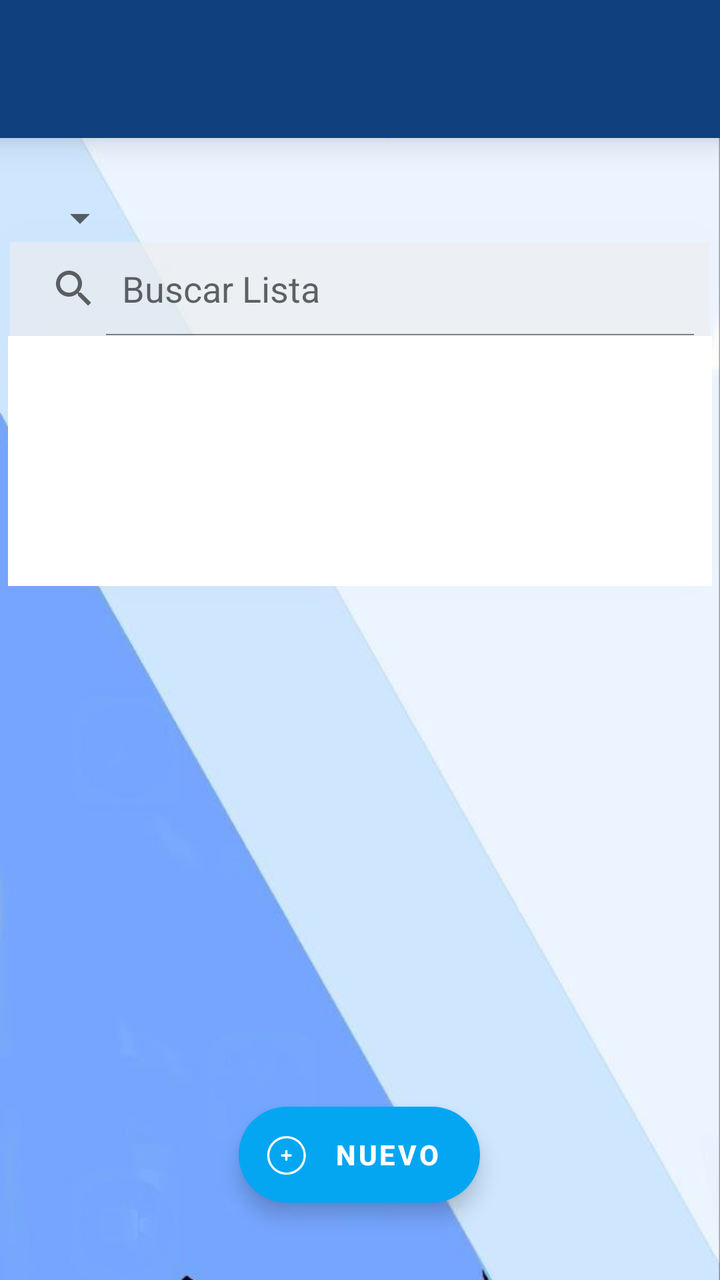
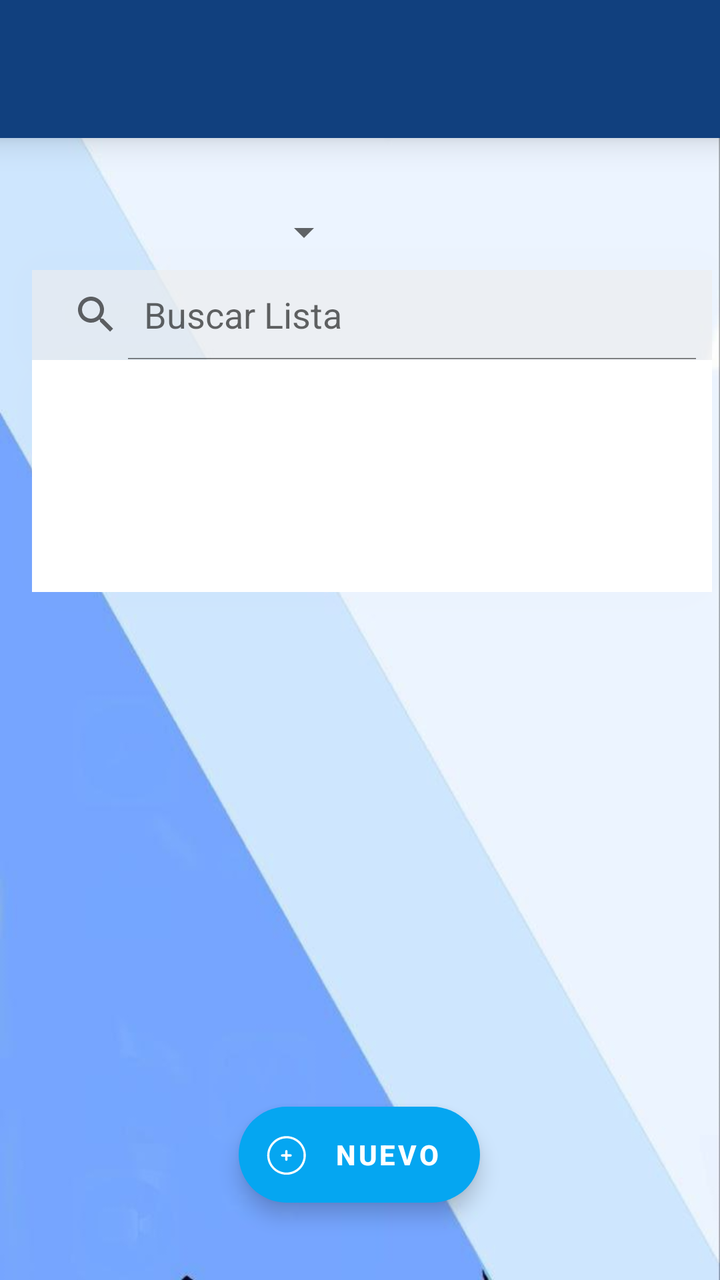

Before-and-after screenshots of an Android layout around one commit, followed by the original layout XML and the change that was made.
<!-- AndroidManifest.xml: application theme Theme.CowData.NoActionBar -->
<!-- res/layout/activity_main.xml -->
<?xml version="1.0" encoding="utf-8"?>
<androidx.constraintlayout.widget.ConstraintLayout xmlns:android="http://schemas.android.com/apk/res/android"
    xmlns:app="http://schemas.android.com/apk/res-auto"
    xmlns:tools="http://schemas.android.com/tools"
    android:id="@+id/container"
    android:layout_width="match_parent"
    android:layout_height="match_parent"
    android:background="@drawable/back_loing">


    <Spinner
        android:id="@+id/spinType"
        android:layout_width="wrap_content"
        android:layout_height="wrap_content"
        android:layout_marginTop="28dp"
        android:clickable="true"
        android:focusable="true"
        android:textSize="@dimen/textViewLong"
        app:layout_constraintStart_toStartOf="@+id/guideline2"
        app:layout_constraintTop_toBottomOf="@+id/my_toolbar"
        tools:ignore="MissingConstraints" />

    <android.widget.SearchView
        android:id="@+id/searchBar"
        android:layout_width="350dp"
        android:layout_height="47dp"
        android:background="@color/text_background"
        android:iconifiedByDefault="false"
        android:queryHint="Buscar Lista"
        android:translationZ="999dp"
        app:layout_constraintEnd_toStartOf="@+id/guideline3"
        app:layout_constraintStart_toStartOf="@+id/guideline2"
        app:layout_constraintTop_toBottomOf="@+id/spinType"
        tools:ignore="MissingConstraints" />


    


    <GridView
        android:id="@+id/gcImg"
        android:layout_width="357dp"
        android:layout_height="483dp"
        android:columnWidth="90dp"
        android:gravity="center"
        android:horizontalSpacing="10dp"
        android:numColumns="1"
        android:stretchMode="columnWidth"
        android:verticalSpacing="10dp"
        app:layout_constraintEnd_toStartOf="@+id/guideline3"
        app:layout_constraintHorizontal_bias="0.569"
        app:layout_constraintStart_toStartOf="@+id/guideline2"
        app:layout_constraintTop_toBottomOf="@+id/searchBar">

    </GridView>

    <androidx.appcompat.widget.Toolbar
        android:id="@+id/my_toolbar"
        android:layout_width="369dp"
        android:layout_height="69dp"
        android:background="?attr/colorPrimary"
        android:elevation="10dp"
        android:popupTheme="@style/ThemeOverlay.AppCompat.Dark"
        android:theme="@style/ThemeOverlay.AppCompat.Dark"
        app:layout_constraintEnd_toStartOf="@+id/guideline3"
        app:layout_constraintStart_toStartOf="@+id/guideline2"
        tools:ignore="MissingConstraints" />

    <androidx.constraintlayout.widget.Guideline
        android:id="@+id/guideline"
        android:layout_width="wrap_content"
        android:layout_height="wrap_content"
        android:orientation="vertical"
        app:layout_constraintGuide_begin="-53dp" />

    <androidx.constraintlayout.widget.Guideline
        android:id="@+id/guideline2"
        android:layout_width="wrap_content"
        android:layout_height="wrap_content"
        android:orientation="vertical"
        app:layout_constraintGuide_begin="16dp" />

    <androidx.constraintlayout.widget.Guideline
        android:id="@+id/guideline3"
        android:layout_width="wrap_content"
        android:layout_height="wrap_content"
        android:orientation="vertical"
        app:layout_constraintGuide_end="16dp" />

    <androidx.coordinatorlayout.widget.CoordinatorLayout
        android:id="@+id/layout"
        android:layout_width="wrap_content"
        android:layout_height="wrap_content"
        tools:ignore="MissingConstraints">

        

    </androidx.coordinatorlayout.widget.CoordinatorLayout>

    <androidx.constraintlayout.widget.Guideline
        android:id="@+id/guideline7"
        android:layout_width="wrap_content"
        android:layout_height="wrap_content"
        android:orientation="horizontal"
        app:layout_constraintGuide_end="110dp" />

    <androidx.constraintlayout.widget.Guideline
        android:id="@+id/guideline11"
        android:layout_width="wrap_content"
        android:layout_height="wrap_content"
        android:orientation="horizontal"
        app:layout_constraintGuide_begin="-47dp" />

    <androidx.constraintlayout.widget.Barrier
        android:id="@+id/barrier3"
        android:layout_width="wrap_content"
        android:layout_height="wrap_content"
        app:barrierDirection="top" />

    <androidx.constraintlayout.widget.Guideline
        android:id="@+id/guideline12"
        android:layout_width="wrap_content"
        android:layout_height="wrap_content"
        android:orientation="horizontal"
        app:layout_constraintGuide_begin="69dp" />

    <ListView
        android:id="@+id/lv"
        android:layout_width="352dp"
        android:layout_height="125dp"
        android:background="?attr/colorBackgroundFloating"
        android:translationZ="999dp"
        app:layout_constraintEnd_toStartOf="@+id/guideline3"
        app:layout_constraintStart_toStartOf="@+id/guideline2"
        app:layout_constraintTop_toBottomOf="@+id/searchBar" />


    <com.google.android.material.floatingactionbutton.ExtendedFloatingActionButton
        android:id="@+id/buttNew"
        android:layout_width="wrap_content"
        android:layout_height="wrap_content"
        android:clickable="true"
        android:focusable="true"
        android:text="Nuevo"
        android:textColor="@color/inner_button"
        android:textStyle="bold"
        app:backgroundTint="@color/float_button"
        app:fabSize="normal"
        app:icon="@drawable/add_button"
        app:iconTint="@color/inner_button"
        app:layout_constraintBottom_toBottomOf="parent"
        app:layout_constraintEnd_toStartOf="@+id/guideline3"
        app:layout_constraintHorizontal_bias="0.498"
        app:layout_constraintStart_toStartOf="@+id/guideline2"
        app:layout_constraintTop_toTopOf="@+id/guideline7"
        app:layout_constraintVertical_bias="0.378" />

</androidx.constraintlayout.widget.ConstraintLayout>
<!-- resources referenced by this layout -->
<resources>
  <color name="float_button">#05a6f1</color>
  <color name="inner_button">#FFFFFF</color>
  <color name="text_background">#99ffffff</color>
  <dimen name="textViewLong">16sp</dimen>
  <!-- drawable add_button: vector/xml drawable (drawable, 3688 chars, omitted) -->
  <!-- drawable back_loing: png bitmap (drawable, 77659 bytes) -->
  <style name="Theme.CowData.NoActionBar">
          <item name="windowActionBar">false</item>
          <item name="windowNoTitle">true</item>
      </style>
</resources>

<!-- the commit's change to res/layout/activity_main.xml (unified diff, before → after) -->
@@ -10,36 +10,50 @@
 
     <Spinner
         android:id="@+id/spinType"
-        android:layout_width="wrap_content"
-        android:layout_height="wrap_content"
+        android:layout_width="@dimen/textViewW"
+        android:layout_height="38dp"
         android:layout_marginTop="28dp"
         android:clickable="true"
         android:focusable="true"
         android:textSize="@dimen/textViewLong"
+        app:layout_constraintEnd_toStartOf="@+id/guideline3"
         app:layout_constraintStart_toStartOf="@+id/guideline2"
         app:layout_constraintTop_toBottomOf="@+id/my_toolbar"
+        app:layout_constraintHorizontal_bias="0.0"
+
         tools:ignore="MissingConstraints" />
 
     <android.widget.SearchView
         android:id="@+id/searchBar"
-        android:layout_width="350dp"
-        android:layout_height="47dp"
+        android:layout_width="340dp"
+        android:layout_height="45dp"
         android:background="@color/text_background"
         android:iconifiedByDefault="false"
         android:queryHint="Buscar Lista"
         android:translationZ="999dp"
         app:layout_constraintEnd_toStartOf="@+id/guideline3"
+        app:layout_constraintHorizontal_bias="0.0"
         app:layout_constraintStart_toStartOf="@+id/guideline2"
         app:layout_constraintTop_toBottomOf="@+id/spinType"
+
         tools:ignore="MissingConstraints" />
 
+    <ListView
+        android:id="@+id/lv"
+        android:layout_width="340dp"
+        android:layout_height="116dp"
+        android:background="?attr/colorBackgroundFloating"
+        android:translationZ="999dp"
+        app:layout_constraintEnd_toStartOf="@+id/guideline3"
+        app:layout_constraintStart_toStartOf="@+id/guideline2"
+        app:layout_constraintTop_toBottomOf="@+id/searchBar"
+        app:layout_constraintHorizontal_bias="0.0"
 
-    
-
+        />
 
     <GridView
         android:id="@+id/gcImg"
-        android:layout_width="357dp"
+        android:layout_width="340dp"
         android:layout_height="483dp"
         android:columnWidth="90dp"
         android:gravity="center"
@@ -48,7 +62,7 @@
         android:stretchMode="columnWidth"
         android:verticalSpacing="10dp"
         app:layout_constraintEnd_toStartOf="@+id/guideline3"
-        app:layout_constraintHorizontal_bias="0.569"
+        app:layout_constraintHorizontal_bias="0.0"
         app:layout_constraintStart_toStartOf="@+id/guideline2"
         app:layout_constraintTop_toBottomOf="@+id/searchBar">
 
@@ -124,15 +138,7 @@
         android:orientation="horizontal"
         app:layout_constraintGuide_begin="69dp" />
 
-    <ListView
-        android:id="@+id/lv"
-        android:layout_width="352dp"
-        android:layout_height="125dp"
-        android:background="?attr/colorBackgroundFloating"
-        android:translationZ="999dp"
-        app:layout_constraintEnd_toStartOf="@+id/guideline3"
-        app:layout_constraintStart_toStartOf="@+id/guideline2"
-        app:layout_constraintTop_toBottomOf="@+id/searchBar" />
+
 
 
     <com.google.android.material.floatingactionbutton.ExtendedFloatingActionButton
<!-- resource entries referenced after the edit -->
@@ -4,6 +4,7 @@
   <color name="inner_button">#FFFFFF</color>
   <color name="text_background">#99ffffff</color>
   <dimen name="textViewLong">16sp</dimen>
+  <dimen name="textViewW">160dp</dimen>
   <!-- drawable add_button: vector/xml drawable (drawable, 3688 chars, omitted) -->
   <!-- drawable back_loing: png bitmap (drawable, 77659 bytes) -->
   <style name="Theme.CowData.NoActionBar">
